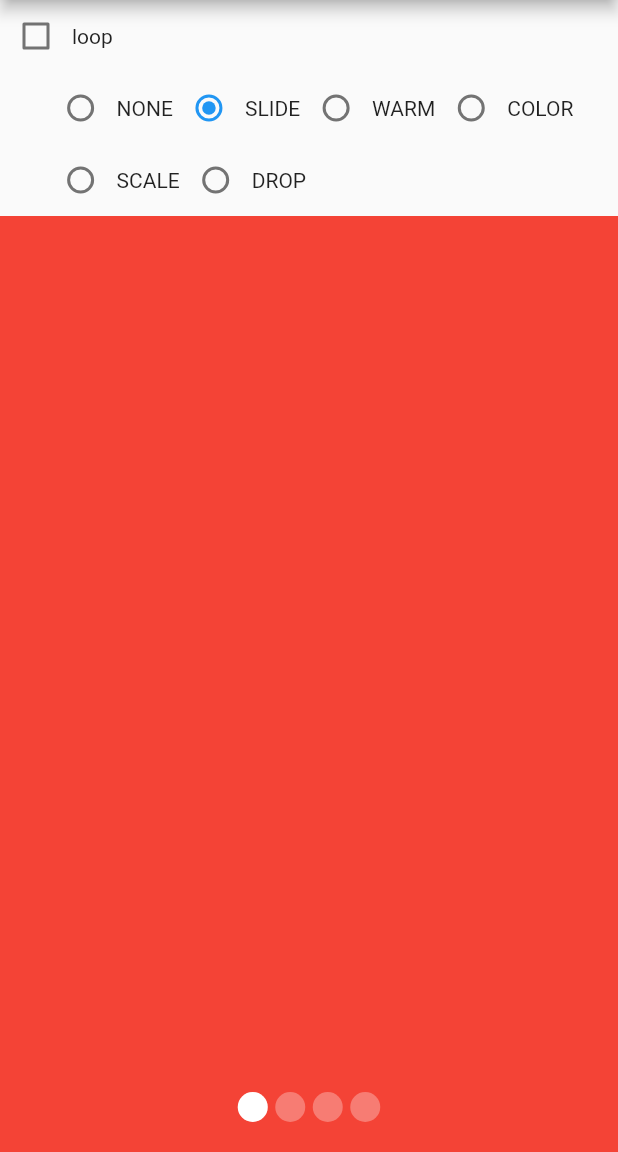
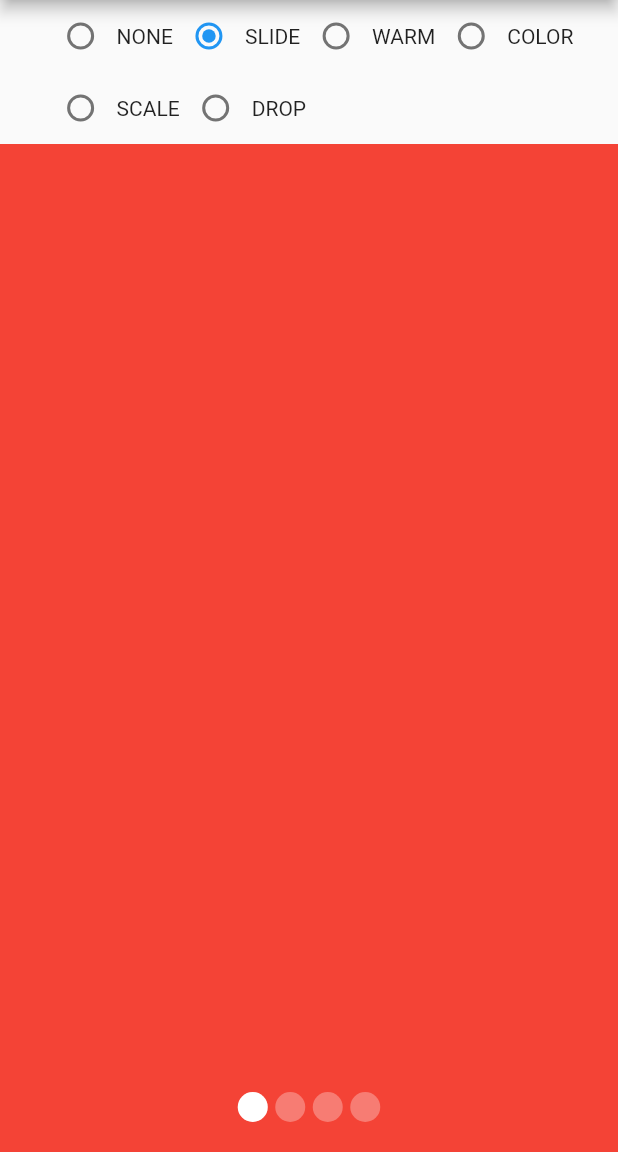
Before and after one commit to best-flutter/flutter_page_indicator, a Flutter app: the screen it shows after launch, on a phone screen of 412 x 824 dp, the part 84-1236 px from its top. Run offline on Flutter 3.47's test engine with Material 2 defaults, Android fonts, the phone set to English and light mode, and no system bars; missing offline and left inert: another_transformer_page_view.

Commit message:
remove unnused component

```diff
--- a/example/lib/main.dart
+++ b/example/lib/main.dart
@@ -123,26 +123,6 @@ class _MyHomePageState extends State<MyHomePage> {
         ),
         body: new Column(
           children: <Widget>[
-            new Row(
-              children: <Widget>[
-                new Checkbox(
-                    value: loop,
-                    onChanged: (bool? value) {
-                      setState(() {
-                        if (value!) {
-                          controller = new TransformerPageController(
-                              itemCount: 4, loop: true);
-                        } else {
-                          controller = new PageController(
-                            initialPage: 0,
-                          );
-                        }
-                        loop = value;
-                      });
-                    }),
-                new Text("loop"),
-              ],
-            ),
             new RadioGroup(
               titles: layouts.map((s) {
                 var str = s.toString();
```
